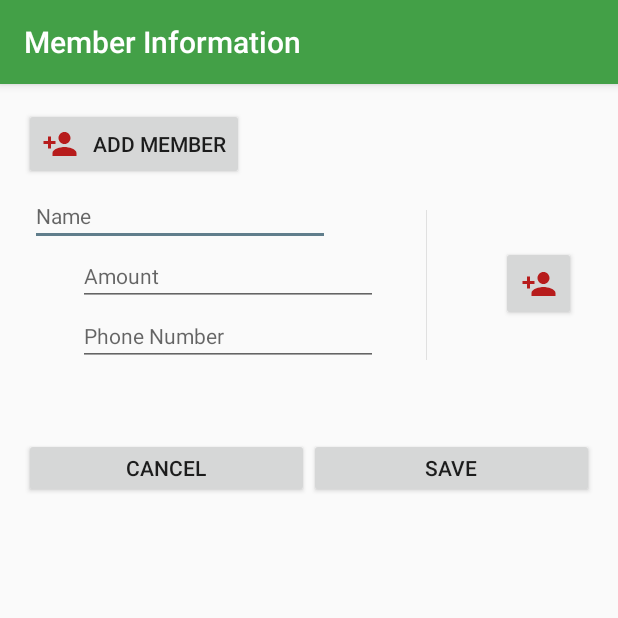
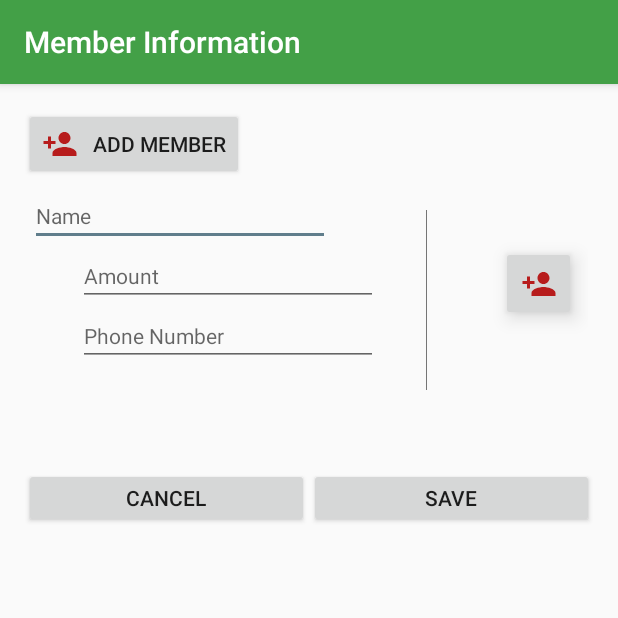
Before and after one commit to Shanto16/shed1628, an Android app: the Current_trip_member_information screen opened directly, with no data from a screen before it, on a phone screen of 412 x 824 dp, the top half of it. Run offline under Robolectric (Android 15) with nearby library versions, the phone set to English and light mode, and no system bars; libraries missing offline, so code that uses them is left out: com.rengwuxian.materialedittext; plain views replace MaterialEditText; Roboto replaces fonts that are not available here; 6 statements that could not run were skipped.

```diff
--- a/app/src/main/AndroidManifest.xml
+++ b/app/src/main/AndroidManifest.xml
@@ -26,7 +26,7 @@
                 android:value="mcgyvers.mobitrip.MainActivity" />
         </activity>
         <activity android:name=".CompletedTrip" />
-        <activity android:name=".Fullscreen_single"></activity>
+        <activity android:name=".Fullscreen_single"/>
     </application>
 
 </manifest>
--- a/app/src/main/res/layout/activity_current_trip_member_information.xml
+++ b/app/src/main/res/layout/activity_current_trip_member_information.xml
@@ -20,6 +20,7 @@
             android:layout_height="wrap_content"
             android:drawableLeft="@drawable/ic_add_member"
             android:text="   Add Member"/>
+
 
 
         <RelativeLayout
@@ -60,8 +61,8 @@
 
             <View
                 android:layout_width="0.01dp"
-                android:layout_height="100dp"
-                android:background="#e0e0e0"
+                android:layout_height="120dp"
+                android:background="#757575"
                 android:layout_toRightOf="@+id/fixed_model_member_phone"
                 android:layout_marginTop="16dp"
                 android:layout_marginStart="32dp"
@@ -75,11 +76,12 @@
                 android:layout_alignTop="@id/fixed_model_member_amount"
                 android:layout_marginEnd="8dp"
                 android:layout_alignParentEnd="true"
-                android:elevation="2dp"
+                android:elevation="8dp"
                 />
 
+        </RelativeLayout>
 
-        </RelativeLayout>
+
 
 
 
```
